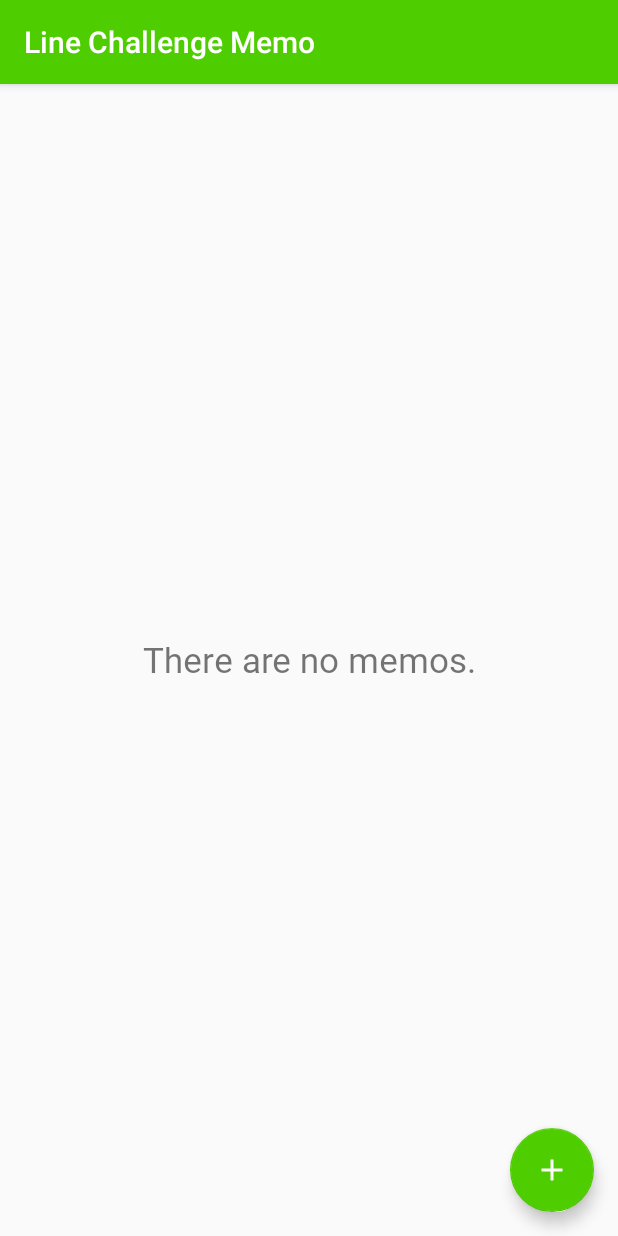
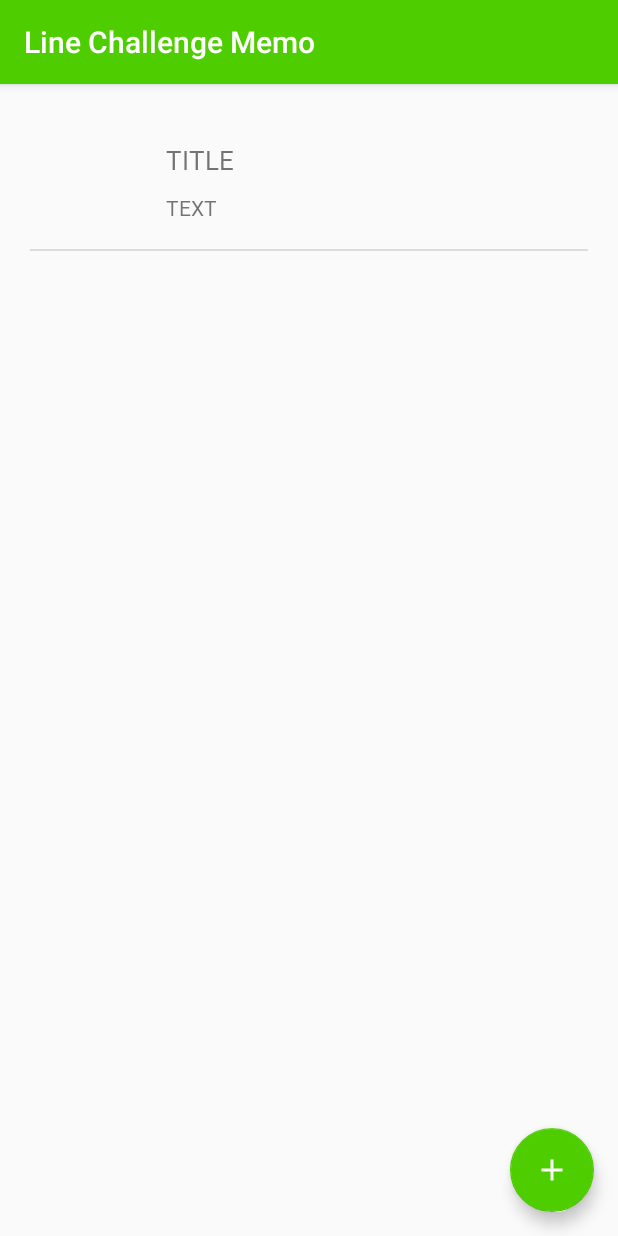
Before and after one commit to rulyox/LineChallengeMemo, an Android app: the screen it shows after launch (MainActivity), on a phone screen of 412 x 824 dp. Run offline under Robolectric (Android 15) with nearby library versions, the phone set to English and light mode, and no system bars; our stand-ins replace Room's generated code.

Commit message:
Added recyclerview

```diff
--- a/app/build.gradle
+++ b/app/build.gradle
@@ -29,9 +29,10 @@ dependencies {
     implementation fileTree(dir: 'libs', include: ['*.jar'])
     implementation "org.jetbrains.kotlin:kotlin-stdlib-jdk7:$kotlin_version"
     implementation 'org.jetbrains.kotlinx:kotlinx-coroutines-android:1.3.0'
+    implementation 'androidx.core:core-ktx:1.2.0'
     implementation 'androidx.appcompat:appcompat:1.1.0'
     implementation 'androidx.constraintlayout:constraintlayout:1.1.3'
-    implementation 'androidx.core:core-ktx:1.2.0'
+    implementation 'androidx.recyclerview:recyclerview:1.1.0'
 
     def room_version = "2.2.3"
     implementation "androidx.room:room-runtime:$room_version"
--- a/app/src/main/java/com/rulyox/linechallengememo/MainActivity.kt
+++ b/app/src/main/java/com/rulyox/linechallengememo/MainActivity.kt
@@ -3,8 +3,11 @@ package com.rulyox.linechallengememo
 import android.content.Intent
 import android.os.Bundle
 import android.view.View
+import android.widget.Toast
 
 import androidx.appcompat.app.AppCompatActivity
+import androidx.recyclerview.widget.DividerItemDecoration
+import androidx.recyclerview.widget.LinearLayoutManager
 
 import kotlinx.android.synthetic.main.activity_main.*
 
@@ -24,6 +27,7 @@ class MainActivity : AppCompatActivity() {
 
     private fun setUI() {
 
+        // add button
         main_button_add.setOnClickListener {
 
             val writeIntent = Intent(this@MainActivity, WriteActivity::class.java)
@@ -31,11 +35,19 @@ class MainActivity : AppCompatActivity() {
 
         }
 
+        // recycler view
+        main_recycler_memo.layoutManager = LinearLayoutManager(this)
+        main_recycler_memo.addItemDecoration(DividerItemDecoration(main_recycler_memo.context, DividerItemDecoration.VERTICAL))
+
     }
 
     private fun getMemoList() {
 
         val appRepository = AppRepository(application)
+
+        // add item for test
+        val testItem = Memo(null, "TITLE", "TEXT", "THUMB")
+        appRepository.addMemo(testItem)
 
         val memoList: List<Memo> = appRepository.getAllMemo()
         val memoNum: Int = appRepository.getAllMemo().size
@@ -43,15 +55,25 @@ class MainActivity : AppCompatActivity() {
         if(memoNum > 0) {
 
             main_text_empty.visibility = View.GONE
+            main_recycler_memo.visibility = View.VISIBLE
 
         } else {
 
             main_text_empty.visibility = View.VISIBLE
+            main_recycler_memo.visibility = View.GONE
 
         }
 
-        val testItem = Memo(null, "TITLE", "TEXT", "THUMB")
-        appRepository.addMemo(testItem)
+        // recycler view adapter
+        val memoAdapter = MemoAdapter(memoList, this)
+        main_recycler_memo.adapter = memoAdapter
+        memoAdapter.notifyDataSetChanged()
+
+    }
+
+    fun clicked(position: Int) {
+
+        Toast.makeText(this@MainActivity, position.toString(), Toast.LENGTH_LONG).show()
 
     }
 
--- /dev/null
+++ b/app/src/main/java/com/rulyox/linechallengememo/MemoAdapter.kt
@@ -0,0 +1,52 @@
+package com.rulyox.linechallengememo
+
+import android.content.Context
+import android.view.LayoutInflater
+import android.view.View
+import android.view.ViewGroup
+import android.widget.ImageView
+import android.widget.LinearLayout
+import android.widget.TextView
+
+import androidx.recyclerview.widget.RecyclerView
+
+import java.lang.ref.WeakReference
+
+import com.rulyox.linechallengememo.data.Memo
+
+class MemoAdapter(private val list: List<Memo>, context: Context): RecyclerView.Adapter<MemoAdapter.CustomViewHolder?>() {
+
+    private val mContextWeakReference = WeakReference(context)
+
+    inner class CustomViewHolder(view: View, context: Context): RecyclerView.ViewHolder(view) {
+
+        private val parent: LinearLayout = view.findViewById(R.id.item_parent)
+        val title: TextView = view.findViewById(R.id.item_title)
+        val text: TextView = view.findViewById(R.id.item_text)
+        val thumb: ImageView = view.findViewById(R.id.item_thumb)
+
+        init {
+            parent.setOnClickListener { (context as MainActivity).clicked(adapterPosition) }
+        }
+
+    }
+
+    override fun onCreateViewHolder(viewGroup: ViewGroup, viewType: Int): CustomViewHolder {
+
+        val context: Context = mContextWeakReference.get()!!
+        val view: View = LayoutInflater.from(viewGroup.context).inflate(R.layout.item_memo, viewGroup, false)
+
+        return CustomViewHolder(view, context)
+
+    }
+
+    override fun onBindViewHolder(viewholder: CustomViewHolder, position: Int) {
+
+        viewholder.title.text = list[position].title
+        viewholder.text.text = list[position].text
+
+    }
+
+    override fun getItemCount(): Int { return list.size }
+
+}
--- a/app/src/main/res/layout/activity_main.xml
+++ b/app/src/main/res/layout/activity_main.xml
@@ -17,6 +17,7 @@
         android:layout_width="match_parent"
         android:layout_height="match_parent"
         android:orientation="vertical"
+        android:padding="20dp"
         android:background="@color/colorWhite" >
 
         <TextView
--- /dev/null
+++ b/app/src/main/res/layout/item_memo.xml
@@ -0,0 +1,46 @@
+<?xml version="1.0" encoding="utf-8"?>
+<LinearLayout
+    xmlns:android="http://schemas.android.com/apk/res/android"
+    android:id="@+id/item_parent"
+    android:orientation="horizontal"
+    android:layout_width="match_parent"
+    android:layout_height="90dp"
+    android:padding="15dp"
+    android:foreground="?selectableItemBackground"
+    android:clickable="true"
+    android:focusable="true" >
+
+    <ImageView
+        android:id="@+id/item_thumb"
+        android:layout_width="60dp"
+        android:layout_height="60dp"
+        android:layout_marginEnd="15dp"
+        android:scaleType="centerCrop"
+        android:contentDescription="@null"/>
+
+    <LinearLayout
+        android:layout_width="match_parent"
+        android:layout_height="60dp"
+        android:orientation="vertical"
+        android:gravity="center_vertical" >
+
+        <TextView
+            android:id="@+id/item_title"
+            android:layout_width="wrap_content"
+            android:layout_height="wrap_content"
+            android:layout_marginBottom="10dp"
+            android:textSize="17sp"
+            android:maxLines="1"
+            android:fontFamily="@font/nanum_gothic_bold" />
+
+        <TextView
+            android:id="@+id/item_text"
+            android:layout_width="wrap_content"
+            android:layout_height="wrap_content"
+            android:textSize="14sp"
+            android:maxLines="1"
+            android:fontFamily="@font/nanum_gothic" />
+
+    </LinearLayout>
+
+</LinearLayout>
```
